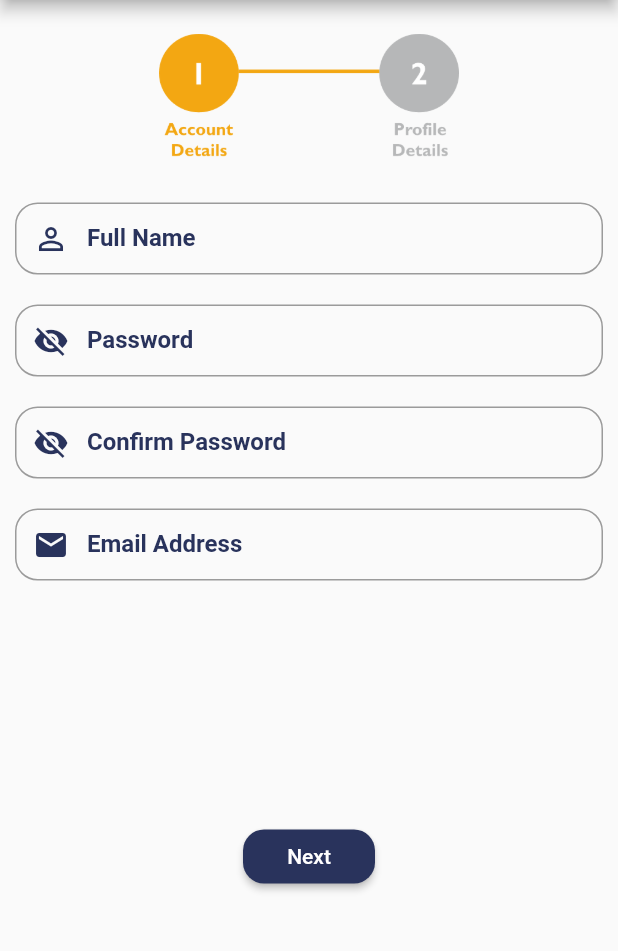
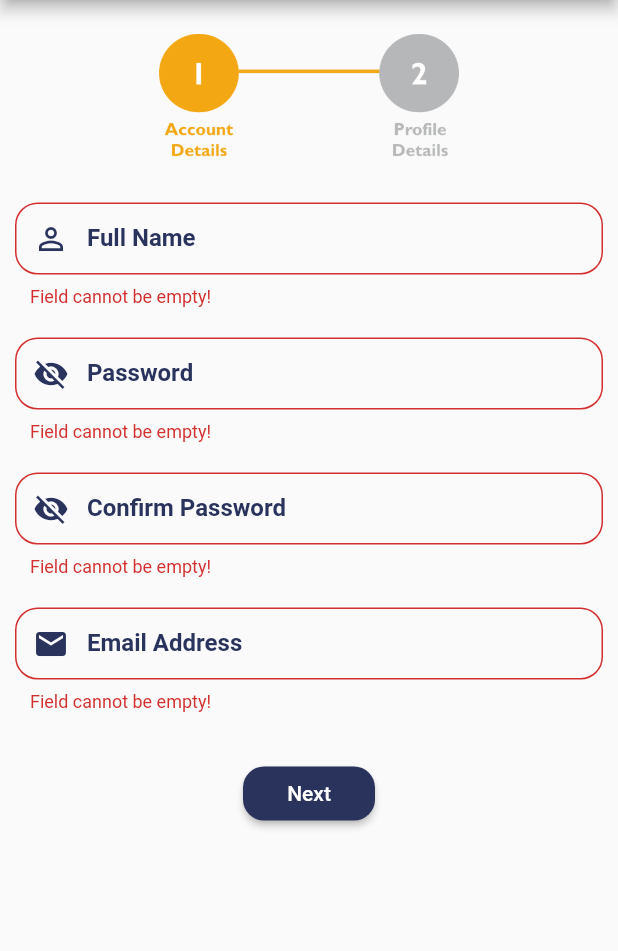
Before and after one commit to aaronsms/HelloWorld, a Flutter app: the screen it shows after launch, after a tap on "Next", on a phone screen of 412 x 824 dp, the part 120-1071 px from its top. Run offline on Flutter 3.47's test engine with Material 2 defaults, Android fonts, the phone set to English and light mode, and no system bars; our stand-ins replace bloc, dartz, flutter_bloc, freezed_annotation, get_it, google_sign_in and 1 more; generated files the repository leaves out were written again; statements that could not run were skipped.

Commit message:
signup learner page 1: added invalid empty fields
left w validation of emails and password lengths

```diff
--- a/lib/presentation/sign_up/sign_up_account.dart
+++ b/lib/presentation/sign_up/sign_up_account.dart
@@ -8,7 +8,21 @@ class SignUpAccount extends StatefulWidget {
 
 class _SignUpAccountState extends State<SignUpAccount> {
   bool _obscureText = true;
-  String _password;
+  final _name = TextEditingController();
+  final _password = TextEditingController();
+  final _confirm = TextEditingController();
+  final _email = TextEditingController();
+  bool _validateName = false;
+  bool _validatePassword = false;
+  bool _validateConfirm = false;
+  bool _validateEmail = false;
+  // String _password;
+
+  @override
+  void dispose() {
+    _name.dispose();
+    super.dispose();
+  }
 
   void _toggle() {
     setState(() {
@@ -52,11 +66,22 @@ class _SignUpAccountState extends State<SignUpAccount> {
                   primaryColor: Palette.primaryColor,
                 ),
                 child: TextFormField(
+                  controller: _name,
                   style: TextStyle(color: Palette.primaryColor),
                   decoration: InputDecoration(
+                    errorText: _validateName ? 'Field cannot be empty!' : null,
                     prefixIcon:
                         Icon(Icons.perm_identity, color: Palette.primaryColor),
-                    border: new OutlineInputBorder(
+                    enabledBorder: OutlineInputBorder(
+                      borderRadius:
+                          const BorderRadius.all(const Radius.circular(15.0)),
+                      borderSide: BorderSide(
+                          color:
+                              _validateName ? Colors.red : Palette.primaryColor,
+                          style: BorderStyle.solid,
+                          width: 2),
+                    ),
+                    border: OutlineInputBorder(
                       borderRadius: const BorderRadius.all(
                         const Radius.circular(15.0),
                       ),
@@ -76,19 +101,32 @@ class _SignUpAccountState extends State<SignUpAccount> {
                   primaryColor: Palette.primaryColor,
                 ),
                 child: TextFormField(
+                  controller: _password,
                   validator: (input) => input.length < 8
                       ? "Password needs to be at least 8 characters."
                       : null,
-                  onSaved: (input) => _password = input,
+                  // onSaved: (input) => _password = input,
                   obscureText: _obscureText,
                   style: TextStyle(color: Palette.primaryColor),
                   decoration: InputDecoration(
+                    errorText:
+                        _validatePassword ? 'Field cannot be empty!' : null,
                     prefixIcon: IconButton(
                         onPressed: () => _toggle(),
                         icon: Icon(_obscureText
                             ? Icons.visibility_off
                             : Icons.visibility),
                         color: Palette.primaryColor),
+                    enabledBorder: OutlineInputBorder(
+                      borderRadius:
+                          const BorderRadius.all(const Radius.circular(15.0)),
+                      borderSide: BorderSide(
+                          color: _validatePassword
+                              ? Colors.red
+                              : Palette.primaryColor,
+                          style: BorderStyle.solid,
+                          width: 2),
+                    ),
                     border: new OutlineInputBorder(
                       borderRadius: const BorderRadius.all(
                         const Radius.circular(15.0),
@@ -109,15 +147,28 @@ class _SignUpAccountState extends State<SignUpAccount> {
                     primaryColor: Palette.primaryColor,
                     hintColor: Palette.primaryColor),
                 child: TextFormField(
+                  controller: _confirm,
                   obscureText: _obscureText,
                   style: TextStyle(color: Palette.primaryColor),
                   decoration: InputDecoration(
+                    errorText:
+                        _validateConfirm ? 'Field cannot be empty!' : null,
                     prefixIcon: IconButton(
                         onPressed: () => _toggle(),
                         icon: Icon(_obscureText
                             ? Icons.visibility_off
                             : Icons.visibility),
                         color: Palette.primaryColor),
+                    enabledBorder: OutlineInputBorder(
+                      borderRadius:
+                          const BorderRadius.all(const Radius.circular(15.0)),
+                      borderSide: BorderSide(
+                          color: _validateConfirm
+                              ? Colors.red
+                              : Palette.primaryColor,
+                          style: BorderStyle.solid,
+                          width: 2),
+                    ),
                     border: new OutlineInputBorder(
                       borderRadius: const BorderRadius.all(
                         const Radius.circular(15.0),
@@ -138,11 +189,23 @@ class _SignUpAccountState extends State<SignUpAccount> {
                   primaryColor: Palette.primaryColor,
                 ),
                 child: TextFormField(
+                  controller: _email,
                   style: TextStyle(color: Palette.primaryColor),
                   decoration: InputDecoration(
+                    errorText: _validateEmail ? 'Field cannot be empty!' : null,
                     prefixIcon: Icon(
                       Icons.email,
                       color: Palette.primaryColor,
+                    ),
+                    enabledBorder: OutlineInputBorder(
+                      borderRadius:
+                          const BorderRadius.all(const Radius.circular(15.0)),
+                      borderSide: BorderSide(
+                          color: _validateEmail
+                              ? Colors.red
+                              : Palette.primaryColor,
+                          style: BorderStyle.solid,
+                          width: 2),
                     ),
                     border: new OutlineInputBorder(
                       borderRadius: const BorderRadius.all(
@@ -158,13 +221,28 @@ class _SignUpAccountState extends State<SignUpAccount> {
                   ),
                 ))),
         Container(
-            padding: EdgeInsets.only(top: 150.0),
+            padding: EdgeInsets.only(top: 20.0),
             child: RaisedButton(
               color: Palette.primaryColor,
               shape: RoundedRectangleBorder(
                 borderRadius: BorderRadius.circular(14.0),
               ),
-              onPressed: () {},
+              onPressed: () {
+                setState(() {
+                  _name.text.isEmpty
+                      ? _validateName = true
+                      : _validateName = false;
+                  _password.text.isEmpty
+                      ? _validatePassword = true
+                      : _validatePassword = false;
+                  _confirm.text.isEmpty
+                      ? _validateConfirm = true
+                      : _validateConfirm = false;
+                  _email.text.isEmpty
+                      ? _validateEmail = true
+                      : _validateEmail = false;
+                });
+              },
               child: Text(
                 'Next',
                 style: TextStyle(color: Colors.white),
```
Also changed, not shown: 5 other files.
